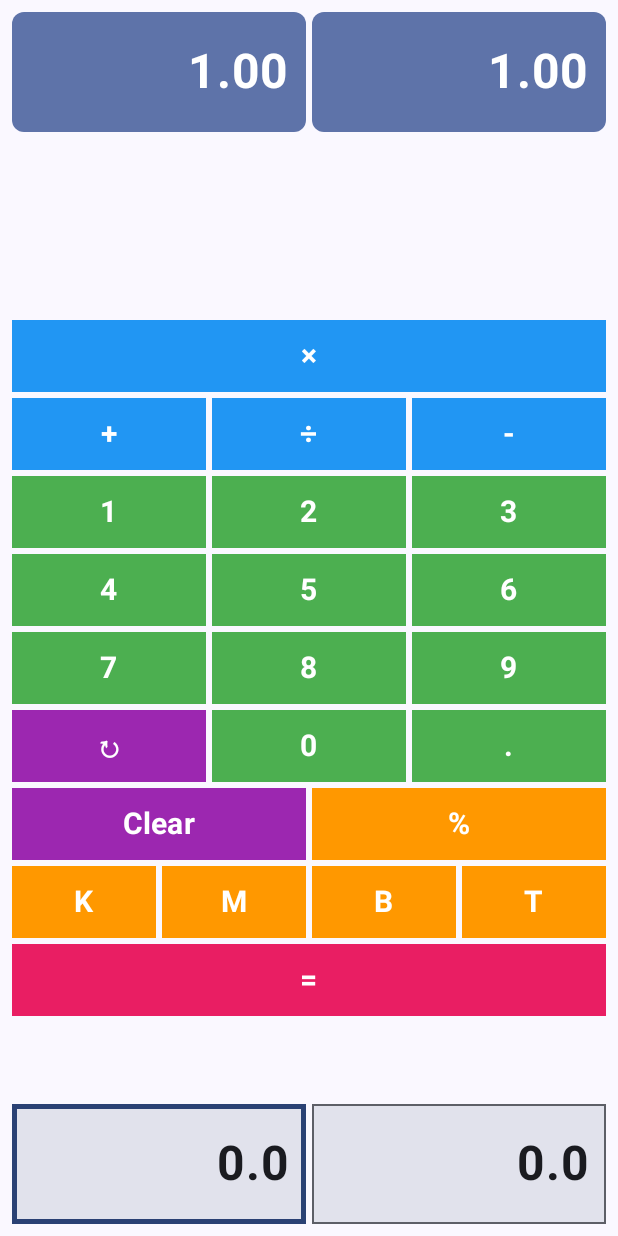
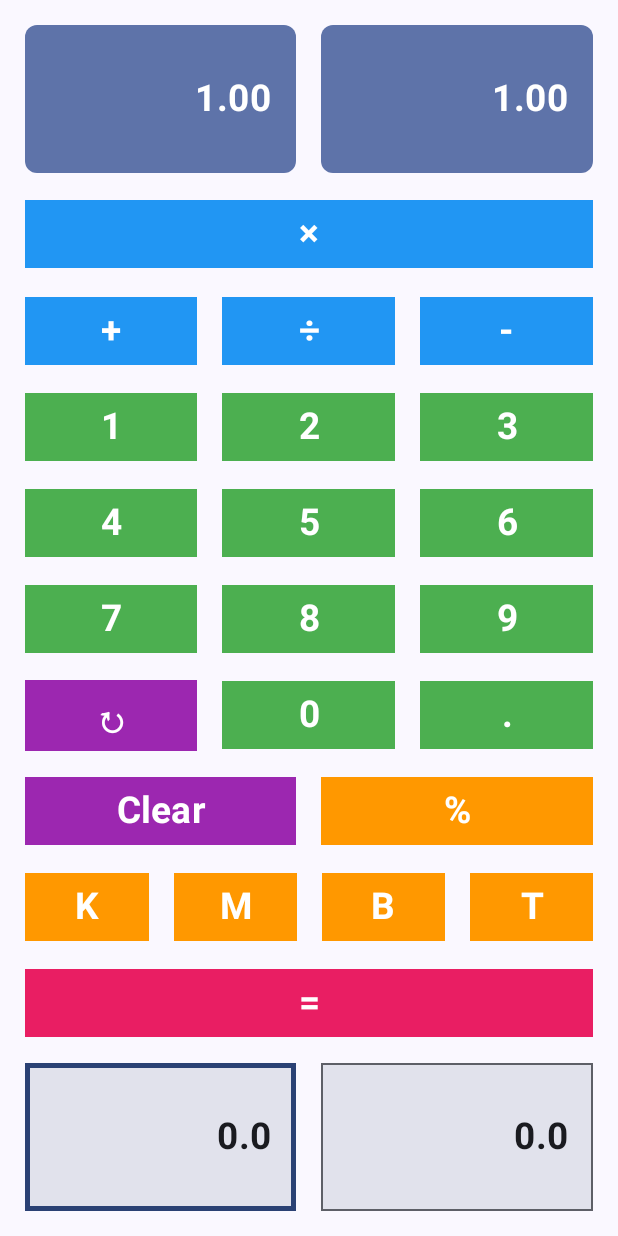
Before and after one commit to NunoSempere/distribution-calculator-android, an Android app built with Jetpack Compose: the screen it shows after launch (MainActivity), on a phone screen of 412 x 824 dp. Run offline under Robolectric (Android 15) with nearby library versions, the phone set to English and light mode, and no system bars.

Commit message:
start making stuff more responsive

```diff
--- a/src/app/src/main/java/com/example/distributioncalculator/MainActivity.kt
+++ b/src/app/src/main/java/com/example/distributioncalculator/MainActivity.kt
@@ -9,11 +9,13 @@ import androidx.compose.foundation.border
 import androidx.compose.foundation.clickable
 import androidx.compose.foundation.layout.Arrangement
 import androidx.compose.foundation.layout.Box
+import androidx.compose.foundation.layout.BoxWithConstraints
 import androidx.compose.foundation.layout.Column
 import androidx.compose.foundation.layout.Row
 import androidx.compose.foundation.layout.Spacer
 import androidx.compose.foundation.layout.fillMaxSize
 import androidx.compose.foundation.layout.fillMaxWidth
+import androidx.compose.foundation.layout.fillMaxHeight
 import androidx.compose.foundation.layout.height
 import androidx.compose.foundation.layout.padding
 import androidx.compose.foundation.shape.RoundedCornerShape
@@ -32,9 +34,11 @@ import androidx.compose.ui.Alignment
 import androidx.compose.ui.Modifier
 import androidx.compose.ui.graphics.Color
 import androidx.compose.ui.graphics.RectangleShape
+import androidx.compose.ui.platform.LocalConfiguration
 import androidx.compose.ui.text.font.FontWeight
 import androidx.compose.ui.text.style.TextAlign
 import androidx.compose.ui.tooling.preview.Preview
+import androidx.compose.ui.unit.Dp
 import androidx.compose.ui.unit.dp
 import androidx.compose.ui.unit.sp
 
@@ -50,6 +54,8 @@ import kotlin.math.abs
 import kotlin.math.pow
 import kotlin.math.ln
 import kotlin.math.sqrt
+import kotlin.math.min
+import kotlin.math.max
 
 class MainActivity : ComponentActivity() {
     override fun onCreate(savedInstanceState: Bundle?) {
@@ -82,9 +88,17 @@ fun Calculator(modifier: Modifier = Modifier) {
     var on_decimal_input by remember {mutableStateOf(0)}
     var on_decimal_level by remember {mutableStateOf(-1)}
 
-    /* Algebra */
+    val configuration = LocalConfiguration.current
+    val screenWidth = configuration.screenWidthDp
+    val screenHeight = configuration.screenHeightDp
+
+    val basePadding = (min(screenWidth, screenHeight) * 0.04f).dp
+    val baseSpacing = (min(screenWidth, screenHeight) * 0.04f).dp
+
+    val largeFontSize = max(min(screenWidth, screenHeight) * 0.06f, 20f).sp
+    val buttonFontSize = max(min(screenWidth, screenHeight) * 0.06f, 18f).sp
+
     fun calculateResult(): Distribution {
-        // Fake operation from now.
         val input = Distribution.Lognormal(low = input_field_low, high = input_field_high)
         val result = when (operation) {
             "×" -> MultiplyDists(input, output)
@@ -227,33 +241,37 @@ fun Calculator(modifier: Modifier = Modifier) {
         on_decimal_input = 1
     }
 
+    BoxWithConstraints(modifier = modifier.fillMaxSize()) {
+        val availableHeight = maxHeight
+        val availableWidth = maxWidth
+
+        val outputBoxHeight = availableHeight * 0.12f
+        val inputBoxHeight = availableHeight * 0.12f
+
         Column(
-        modifier = modifier
+            modifier = Modifier
                 .fillMaxSize()
-            .padding(8.dp),
+                .padding(all = basePadding),
             verticalArrangement = Arrangement.SpaceBetween
         ) {
-        // Display
-
             Column(
-            verticalArrangement = Arrangement.spacedBy(4.dp)
+                verticalArrangement = Arrangement.spacedBy(baseSpacing)
             ) {
-            // Output boxes with different style from inputs
                 Row(
                     modifier = Modifier.fillMaxWidth(),
-                horizontalArrangement = Arrangement.spacedBy(4.dp)
+                    horizontalArrangement = Arrangement.spacedBy(baseSpacing)
                 ) {
                     Box(
                         modifier = Modifier
-                        .height(80.dp)
+                            .height(height = outputBoxHeight)
                             .weight(1f)
                             .background(MaterialTheme.colorScheme.primaryContainer, RoundedCornerShape(8.dp))
-                        .padding(12.dp),
+                            .padding(all = basePadding),
                         contentAlignment = Alignment.CenterEnd
                     ) {
                         Text(
                             text = toPrettyString(output_tag_low),
-                        fontSize = 32.sp,
+                            fontSize = largeFontSize,
                             fontWeight = FontWeight.Bold,
                             textAlign = TextAlign.End,
                             color = MaterialTheme.colorScheme.onPrimaryContainer,
@@ -262,15 +280,15 @@ fun Calculator(modifier: Modifier = Modifier) {
                     }
                     Box(
                         modifier = Modifier
-                        .height(80.dp)
+                            .height(height = outputBoxHeight)
                             .weight(1f)
                             .background(MaterialTheme.colorScheme.primaryContainer, RoundedCornerShape(8.dp))
-                        .padding(12.dp),
+                            .padding(all = basePadding),
                         contentAlignment = Alignment.CenterEnd
                     ) {
                         Text(
                             text = toPrettyString(output_tag_high),
-                        fontSize = 32.sp,
+                            fontSize = largeFontSize,
                             fontWeight = FontWeight.Bold,
                             textAlign = TextAlign.End,
                             color = MaterialTheme.colorScheme.onPrimaryContainer,
@@ -280,228 +298,240 @@ fun Calculator(modifier: Modifier = Modifier) {
                 }
             }
 
-        Spacer(modifier = Modifier.height(8.dp))
+            Spacer(modifier = Modifier.height(height = baseSpacing))
 
-        // Buttons
             Column(
-            verticalArrangement = Arrangement.spacedBy(4.dp)
+                modifier = Modifier.weight(1f),
+                verticalArrangement = Arrangement.spacedBy(baseSpacing)
             ) {
-
-            // First row - Multiplication operator alone
                 Row(
-                modifier = Modifier.fillMaxWidth(),
-                horizontalArrangement = Arrangement.spacedBy(4.dp)
+                    modifier = Modifier.fillMaxWidth().weight(1f),
+                    horizontalArrangement = Arrangement.spacedBy(baseSpacing)
                 ) {
-                CalculatorButton(
+                    ResponsiveCalculatorButton(
                         text = "×",
                         onClick = { onOperationClick("×") },
-                    modifier = Modifier.fillMaxWidth(),
-                    buttonType = ButtonType.OPERATION
+                        modifier = Modifier.fillMaxWidth().weight(1f),
+                        buttonType = ButtonType.OPERATION,
+                        fontSize = buttonFontSize
                     )
                 }
 
-            // Second row - Other operations
                 Row(
-                modifier = Modifier.fillMaxWidth(),
-                horizontalArrangement = Arrangement.spacedBy(4.dp)
+                    modifier = Modifier.fillMaxWidth().weight(1f),
+                    horizontalArrangement = Arrangement.spacedBy(baseSpacing)
                 ) {
-                CalculatorButton(
+                    ResponsiveCalculatorButton(
                         text = "+",
                         onClick = { onOperationClick("+") },
                         modifier = Modifier.weight(1f),
-                    buttonType = ButtonType.OPERATION
+                        buttonType = ButtonType.OPERATION,
+                        fontSize = buttonFontSize
                     )
-                CalculatorButton(
+                    ResponsiveCalculatorButton(
                         text = "÷",
                         onClick = { onOperationClick("÷") },
                         modifier = Modifier.weight(1f),
-                    buttonType = ButtonType.OPERATION
+                        buttonType = ButtonType.OPERATION,
+                        fontSize = buttonFontSize
                     )
-                CalculatorButton(
+                    ResponsiveCalculatorButton(
                         text = "-",
                         onClick = { onOperationClick("-") },
                         modifier = Modifier.weight(1f),
-                    buttonType = ButtonType.OPERATION
+                        buttonType = ButtonType.OPERATION,
+                        fontSize = buttonFontSize
                     )
                 }
 
-			// Row with numbers 1-3
                 Row(
-                modifier = Modifier.fillMaxWidth(),
-                horizontalArrangement = Arrangement.spacedBy(4.dp)
+                    modifier = Modifier.fillMaxWidth().weight(1f),
+                    horizontalArrangement = Arrangement.spacedBy(baseSpacing)
                 ) {
-                CalculatorButton(
+                    ResponsiveCalculatorButton(
                         text = "1",
                         onClick = { onNumberClick(1) },
                         modifier = Modifier.weight(1f),
-                    buttonType = ButtonType.NUMBER
+                        buttonType = ButtonType.NUMBER,
+                        fontSize = buttonFontSize
                     )
-                CalculatorButton(
+                    ResponsiveCalculatorButton(
                         text = "2",
                         onClick = { onNumberClick(2) },
                         modifier = Modifier.weight(1f),
-                    buttonType = ButtonType.NUMBER
+                        buttonType = ButtonType.NUMBER,
+                        fontSize = buttonFontSize
                     )
-                CalculatorButton(
+                    ResponsiveCalculatorButton(
                         text = "3",
                         onClick = { onNumberClick(3) },
                         modifier = Modifier.weight(1f),
-                    buttonType = ButtonType.NUMBER
+                        buttonType = ButtonType.NUMBER,
+                        fontSize = buttonFontSize
                     )
                 }
 
-            // Row with numbers 4-6
                 Row(
-                modifier = Modifier.fillMaxWidth(),
-                horizontalArrangement = Arrangement.spacedBy(4.dp)
+                    modifier = Modifier.fillMaxWidth().weight(1f),
+                    horizontalArrangement = Arrangement.spacedBy(baseSpacing)
                 ) {
-                CalculatorButton(
+                    ResponsiveCalculatorButton(
                         text = "4",
                         onClick = { onNumberClick(4) },
                         modifier = Modifier.weight(1f),
-                    buttonType = ButtonType.NUMBER
+                        buttonType = ButtonType.NUMBER,
+                        fontSize = buttonFontSize
                     )
-                CalculatorButton(
+                    ResponsiveCalculatorButton(
                         text = "5",
                         onClick = { onNumberClick(5) },
                         modifier = Modifier.weight(1f),
-                    buttonType = ButtonType.NUMBER
+                        buttonType = ButtonType.NUMBER,
+                        fontSize = buttonFontSize
                     )
-                CalculatorButton(
+                    ResponsiveCalculatorButton(
                         text = "6",
                         onClick = { onNumberClick(6) },
                         modifier = Modifier.weight(1f),
-                    buttonType = ButtonType.NUMBER
+                        buttonType = ButtonType.NUMBER,
+                        fontSize = buttonFontSize
                     )
                 }
 
-            // Row with numbers 7-9
                 Row(
-                modifier = Modifier.fillMaxWidth(),
-                horizontalArrangement = Arrangement.spacedBy(4.dp)
+                    modifier = Modifier.fillMaxWidth().weight(1f),
+                    horizontalArrangement = Arrangement.spacedBy(baseSpacing)
                 ) {
-                CalculatorButton(
+                    ResponsiveCalculatorButton(
                         text = "7",
                         onClick = { onNumberClick(7) },
                         modifier = Modifier.weight(1f),
-                    buttonType = ButtonType.NUMBER
+                        buttonType = ButtonType.NUMBER,
+                        fontSize = buttonFontSize
                     )
-                CalculatorButton(
+                    ResponsiveCalculatorButton(
                         text = "8",
                         onClick = { onNumberClick(8) },
                         modifier = Modifier.weight(1f),
-                    buttonType = ButtonType.NUMBER
+                        buttonType = ButtonType.NUMBER,
+                        fontSize = buttonFontSize
                     )
-                CalculatorButton(
+                    ResponsiveCalculatorButton(
                         text = "9",
                         onClick = { onNumberClick(9) },
                         modifier = Modifier.weight(1f),
-                    buttonType = ButtonType.NUMBER
+                        buttonType = ButtonType.NUMBER,
+                        fontSize = buttonFontSize
                     )
                 }
 
-            // Row with decimal and 0
                 Row(
-                modifier = Modifier.fillMaxWidth(),
-                horizontalArrangement = Arrangement.spacedBy(4.dp)
+                    modifier = Modifier.fillMaxWidth().weight(1f),
+                    horizontalArrangement = Arrangement.spacedBy(baseSpacing)
                 ) {
-                CalculatorButton(
+                    ResponsiveCalculatorButton(
                         text = "↻",
                         onClick = { onRestartClick() },
                         modifier = Modifier.weight(1f),
-                    buttonType = ButtonType.COMMAND
+                        buttonType = ButtonType.COMMAND,
+                        fontSize = buttonFontSize
                     )
-                CalculatorButton(
+                    ResponsiveCalculatorButton(
                         text = "0",
                         onClick = { onNumberClick(0) },
                         modifier = Modifier.weight(1f),
-                    buttonType = ButtonType.NUMBER
+                        buttonType = ButtonType.NUMBER,
+                        fontSize = buttonFontSize
                     )
-                CalculatorButton(
+                    ResponsiveCalculatorButton(
                         text = ".",
                         onClick = { onDecimalClick() },
                         modifier = Modifier.weight(1f),
-                    buttonType = ButtonType.NUMBER
+                        buttonType = ButtonType.NUMBER,
+                        fontSize = buttonFontSize
                     )
                 }
 
-			// Special ops row
                 Row(
-                modifier = Modifier.fillMaxWidth(),
-                horizontalArrangement = Arrangement.spacedBy(4.dp)
+                    modifier = Modifier.fillMaxWidth().weight(1f),
+                    horizontalArrangement = Arrangement.spacedBy(baseSpacing)
                 ) {
-                CalculatorButton(
+                    ResponsiveCalculatorButton(
                         text = "Clear",
                         onClick = { onClearClick() },
                         modifier = Modifier.weight(1f),
-                    buttonType = ButtonType.COMMAND
+                        buttonType = ButtonType.COMMAND,
+                        fontSize = buttonFontSize
                     )
-                CalculatorButton(
+                    ResponsiveCalculatorButton(
                         text = "%",
                         onClick = { onMultiplierClick("%") },
                         modifier = Modifier.weight(1f),
-                    buttonType = ButtonType.UNIT
+                        buttonType = ButtonType.UNIT,
+                        fontSize = buttonFontSize
                     )
                 }
 
-			// Multiplier row
                 Row(
-                modifier = Modifier.fillMaxWidth(),
-                horizontalArrangement = Arrangement.spacedBy(4.dp)
+                    modifier = Modifier.fillMaxWidth().weight(1f),
+                    horizontalArrangement = Arrangement.spacedBy(baseSpacing)
                 ) {
-                CalculatorButton(
+                    ResponsiveCalculatorButton(
                         text = "K",
                         onClick = { onMultiplierClick("K") },
                         modifier = Modifier.weight(1f),
-                    buttonType = ButtonType.UNIT
+                        buttonType = ButtonType.UNIT,
+                        fontSize = buttonFontSize
                     )
-                CalculatorButton(
+                    ResponsiveCalculatorButton(
                         text = "M",
                         onClick = { onMultiplierClick("M") },
                         modifier = Modifier.weight(1f),
-                    buttonType = ButtonType.UNIT
+                        buttonType = ButtonType.UNIT,
+                        fontSize = buttonFontSize
                     )
-                CalculatorButton(
+                    ResponsiveCalculatorButton(
                         text = "B",
                         onClick = { onMultiplierClick("B") },
                         modifier = Modifier.weight(1f),
-                    buttonType = ButtonType.UNIT
+                        buttonType = ButtonType.UNIT,
+                        fontSize = buttonFontSize
                     )
-                CalculatorButton(
+                    ResponsiveCalculatorButton(
                         text = "T",
                         onClick = { onMultiplierClick("T") },
                         modifier = Modifier.weight(1f),
-                    buttonType = ButtonType.UNIT
+                        buttonType = ButtonType.UNIT,
+                        fontSize = buttonFontSize
                     )
                 }
 
-
-            // Last row - Equals operator alone
                 Row(
-                modifier = Modifier.fillMaxWidth(),
-                horizontalArrangement = Arrangement.spacedBy(4.dp)
+                    modifier = Modifier.fillMaxWidth().weight(1f),
+                    horizontalArrangement = Arrangement.spacedBy(baseSpacing)
                 ) {
-                CalculatorButton(
+                    ResponsiveCalculatorButton(
                         text = "=",
                         onClick = { onEqualsClick() },
                         modifier = Modifier.fillMaxWidth(),
-                    buttonType = ButtonType.EQUAL
+                        buttonType = ButtonType.EQUAL,
+                        fontSize = buttonFontSize
                     )
                 }
             }
 
-        // Inputs
+            Spacer(modifier = Modifier.height(height = baseSpacing))
+
             Column(
-            verticalArrangement = Arrangement.spacedBy(4.dp)
+                verticalArrangement = Arrangement.spacedBy(baseSpacing)
             ) {
-            // Input boxes with decorators to show which is selected
                 Row(
                     modifier = Modifier.fillMaxWidth(),
-                horizontalArrangement = Arrangement.spacedBy(4.dp)
+                    horizontalArrangement = Arrangement.spacedBy(baseSpacing)
                 ) {
                     Box(
                         modifier = Modifier
-                        .height(80.dp)
+                            .height(height = inputBoxHeight)
                             .weight(1f)
                             .background(MaterialTheme.colorScheme.surfaceVariant, RectangleShape)
                             .border(
@@ -510,12 +540,12 @@ fun Calculator(modifier: Modifier = Modifier) {
                                 shape = RectangleShape
                             )
                             .clickable { selected_input = 0; on_decimal_input = 0; on_decimal_level = -1 }
-                        .padding(12.dp),
+                            .padding(all = basePadding),
                         contentAlignment = Alignment.CenterEnd
                     ) {
                         Text(
                             text = toPrettyString(input_field_low),
-                        fontSize = 32.sp,
+                            fontSize = largeFontSize,
                             fontWeight = FontWeight.Bold,
                             textAlign = TextAlign.End,
                             maxLines = 1
@@ -523,7 +553,7 @@ fun Calculator(modifier: Modifier = Modifier) {
                     }
                     Box(
                         modifier = Modifier
-                        .height(80.dp)
+                            .height(height = inputBoxHeight)
                             .weight(1f)
                             .background(MaterialTheme.colorScheme.surfaceVariant, RectangleShape)
                             .border(
@@ -532,12 +562,12 @@ fun Calculator(modifier: Modifier = Modifier) {
                                 shape = RectangleShape
                             )
                             .clickable { selected_input = 1; on_decimal_input = 0; on_decimal_level = -1 }
-                        .padding(12.dp),
+                            .padding(all = basePadding),
                         contentAlignment = Alignment.CenterEnd
                     ) {
                         Text(
                             text = toPrettyString(input_field_high),
-                        fontSize = 32.sp,
+                            fontSize = largeFontSize,
                             fontWeight = FontWeight.Bold,
                             textAlign = TextAlign.End,
                             maxLines = 1
@@ -547,8 +577,8 @@ fun Calculator(modifier: Modifier = Modifier) {
             }
         }
     }
+}
 
-// Enum to categorize button types
 enum class ButtonType {
     OPERATION,
     NUMBER,
@@ -558,13 +588,13 @@ enum class ButtonType {
 }
 
 @Composable
-fun CalculatorButton(
+fun ResponsiveCalculatorButton(
     text: String,
     onClick: () -> Unit,
     modifier: Modifier = Modifier,
-    buttonType: ButtonType = ButtonType.NUMBER
+    buttonType: ButtonType = ButtonType.NUMBER,
+    fontSize: androidx.compose.ui.unit.TextUnit = 20.sp
 ) {
-    // Choose color based on button type
     val buttonColor = when (buttonType) {
         ButtonType.OPERATION -> OperationColor
         ButtonType.NUMBER -> NumberColor
@@ -575,8 +605,7 @@ fun CalculatorButton(
 
     Button(
         onClick = onClick,
-        modifier = modifier
-            .height(48.dp),
+        modifier = modifier,
         shape = RectangleShape,
         colors = ButtonDefaults.buttonColors(
             containerColor = buttonColor
@@ -584,10 +613,27 @@ fun CalculatorButton(
     ) {
         Text(
             text = text,
-            fontSize = 20.sp,
-            fontWeight = FontWeight.Bold
+            fontSize = fontSize,
+            fontWeight = FontWeight.Bold,
+            textAlign = TextAlign.Center,
+            maxLines = 1
         )
     }
+}
+
+@Composable
+fun CalculatorButton(
+    text: String,
+    onClick: () -> Unit,
+    modifier: Modifier = Modifier,
+    buttonType: ButtonType = ButtonType.NUMBER
+) {
+    ResponsiveCalculatorButton(
+        text = text,
+        onClick = onClick,
+        modifier = modifier,
+        buttonType = buttonType
+    )
 }
 
 @Preview(showBackground = true)
```
Also changed, not shown: 1 other file. Lines whose indentation alone changed are shown as unchanged.
